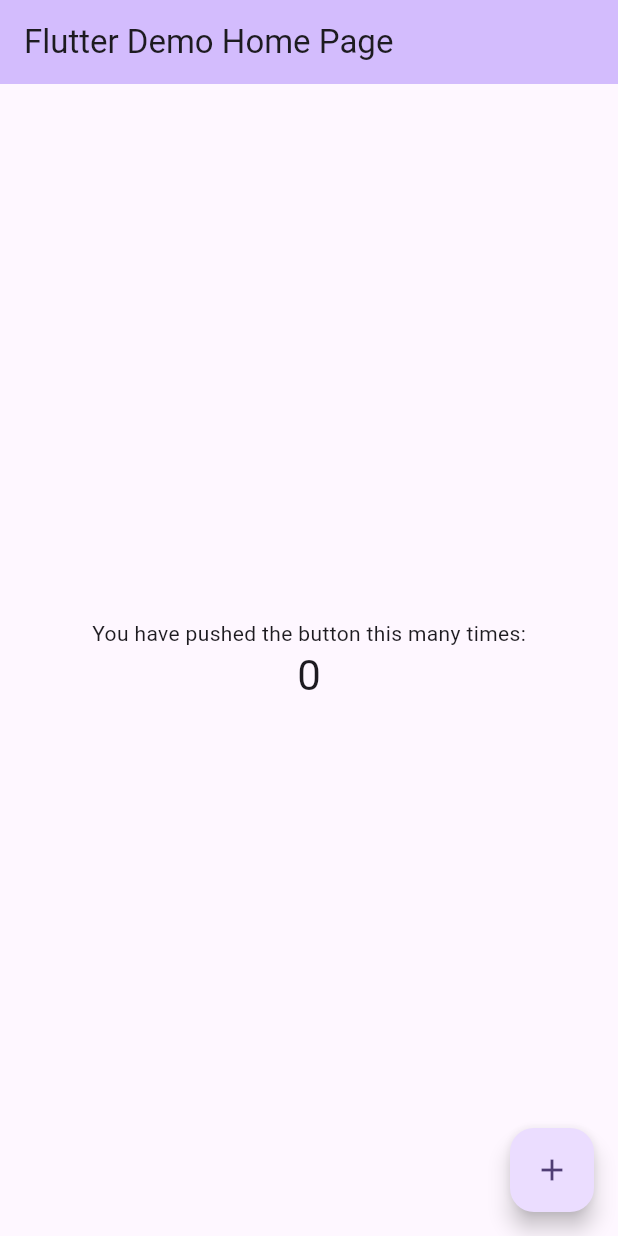
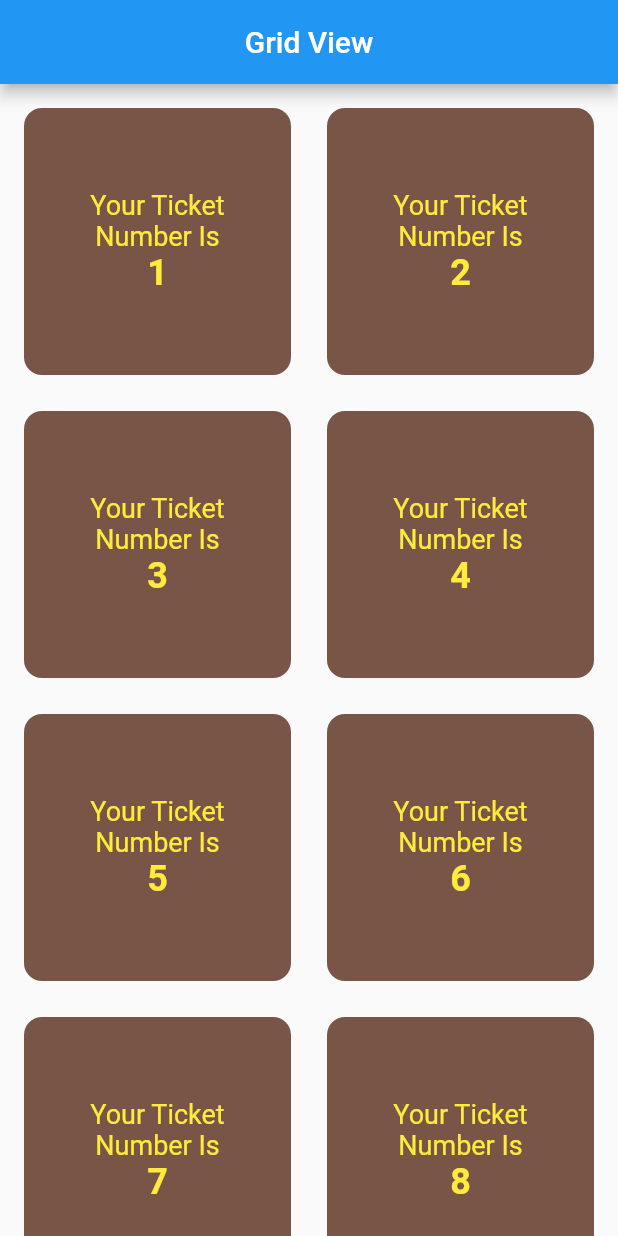
Before and after one commit to EbramWagdy1/Flutter_Tasks, a Flutter app: the screen it shows after launch, on a phone screen of 412 x 824 dp. Run offline on Flutter 3.47's test engine with Material 3 defaults, Android fonts, the phone set to English and light mode, and no system bars.

Commit message:
Update file

```diff
--- a/screen25/lib/main.dart
+++ b/screen25/lib/main.dart
@@ -1,121 +1,76 @@
 import 'package:flutter/material.dart';
-
 void main() {
   runApp(const MyApp());
 }
-
 class MyApp extends StatelessWidget {
   const MyApp({super.key});
-
-  // This widget is the root of your application.
   @override
   Widget build(BuildContext context) {
     return MaterialApp(
+      debugShowCheckedModeBanner: false,
       title: 'Flutter Demo',
       theme: ThemeData(
-        // This is the theme of your application.
-        //
-        // TRY THIS: Try running your application with "flutter run". You'll see
-        // the application has a purple toolbar. Then, without quitting the app,
-        // try changing the seedColor in the colorScheme below to Colors.green
-        // and then invoke "hot reload" (save your changes or press the "hot
-        // reload" button in a Flutter-supported IDE, or press "r" if you used
-        // the command line to start the app).
-        //
-        // Notice that the counter didn't reset back to zero; the application
-        // state is not lost during the reload. To reset the state, use hot
-        // restart instead.
-        //
-        // This works for code too, not just values: Most code changes can be
-        // tested with just a hot reload.
-        colorScheme: .fromSeed(seedColor: Colors.deepPurple),
+        primarySwatch: Colors.blue,
+        useMaterial3: false,
       ),
-      home: const MyHomePage(title: 'Flutter Demo Home Page'),
+      home:Gridviewcustom(),
     );
   }
 }
 
-class MyHomePage extends StatefulWidget {
-  const MyHomePage({super.key, required this.title});
-
-  // This widget is the home page of your application. It is stateful, meaning
-  // that it has a State object (defined below) that contains fields that affect
-  // how it looks.
-
-  // This class is the configuration for the state. It holds the values (in this
-  // case the title) provided by the parent (in this case the App widget) and
-  // used by the build method of the State. Fields in a Widget subclass are
-  // always marked "final".
-
-  final String title;
-
-  @override
-  State<MyHomePage> createState() => _MyHomePageState();
-}
-
-class _MyHomePageState extends State<MyHomePage> {
-  int _counter = 0;
-
-  void _incrementCounter() {
-    setState(() {
-      // This call to setState tells the Flutter framework that something has
-      // changed in this State, which causes it to rerun the build method below
-      // so that the display can reflect the updated values. If we changed
-      // _counter without calling setState(), then the build method would not be
-      // called again, and so nothing would appear to happen.
-      _counter++;
-    });
-  }
+class Gridviewcustom extends StatelessWidget {
+  const Gridviewcustom({super.key});
 
   @override
   Widget build(BuildContext context) {
-    // This method is rerun every time setState is called, for instance as done
-    // by the _incrementCounter method above.
-    //
-    // The Flutter framework has been optimized to make rerunning build methods
-    // fast, so that you can just rebuild anything that needs updating rather
-    // than having to individually change instances of widgets.
     return Scaffold(
       appBar: AppBar(
-        // TRY THIS: Try changing the color here to a specific color (to
-        // Colors.amber, perhaps?) and trigger a hot reload to see the AppBar
-        // change color while the other colors stay the same.
-        backgroundColor: Theme.of(context).colorScheme.inversePrimary,
-        // Here we take the value from the MyHomePage object that was created by
-        // the App.build method, and use it to set our appbar title.
-        title: Text(widget.title),
+        backgroundColor: Colors.blue,
+        title: Text(
+          'Grid View',
+          style: TextStyle(color: Colors.white),
         ),
-      body: Center(
-        // Center is a layout widget. It takes a single child and positions it
-        // in the middle of the parent.
+        centerTitle: true,
+      ),
+      body: GridView.builder(
+        gridDelegate:SliverGridDelegateWithFixedCrossAxisCount(
+          crossAxisCount: 2,
+          crossAxisSpacing: 8.0,
+          mainAxisSpacing: 8.0,
+        ),
+        padding: EdgeInsets.all(8.0),
+        itemBuilder: (context, i) {
+          final ticketNumber = i + 1;
+          return Container(
+            height: 200 ,
+            width: 200,
+            margin: EdgeInsets.all(8.0),
+            decoration: BoxDecoration(
+              borderRadius: BorderRadius.circular(12.0),
+              color: Colors.brown,
+            ),
+            child: Center(
               child: Column(
-          // Column is also a layout widget. It takes a list of children and
-          // arranges them vertically. By default, it sizes itself to fit its
-          // children horizontally, and tries to be as tall as its parent.
-          //
-          // Column has various properties to control how it sizes itself and
-          // how it positions its children. Here we use mainAxisAlignment to
-          // center the children vertically; the main axis here is the vertical
-          // axis because Columns are vertical (the cross axis would be
-          // horizontal).
-          //
-          // TRY THIS: Invoke "debug painting" (choose the "Toggle Debug Paint"
-          // action in the IDE, or press "p" in the console), to see the
-          // wireframe for each widget.
-          mainAxisAlignment: .center,
+                mainAxisAlignment: MainAxisAlignment.center,
                 children: [
-            const Text('You have pushed the button this many times:'),
                   Text(
-              '$_counter',
-              style: Theme.of(context).textTheme.headlineMedium,
+                    'Your Ticket',
+                    style: TextStyle(color: Colors.yellow, fontSize: 18),
+                  ),
+                  Text(
+                    'Number Is',
+                    style: TextStyle(color: Colors.yellow, fontSize: 18),
+                  ),
+                  Text(
+                    '$ticketNumber',
+                    style: TextStyle(color: Colors.yellow, fontSize: 24, fontWeight: FontWeight.bold),
                   ),
                 ],
               ),
             ),
-      floatingActionButton: FloatingActionButton(
-        onPressed: _incrementCounter,
-        tooltip: 'Increment',
-        child: const Icon(Icons.add),
+          );
+        },
+        itemCount: 30,
       ),
     );
   }
--- a/screen27/lib/main.dart
+++ /dev/null
@@ -1,122 +0,0 @@
-import 'package:flutter/material.dart';
-
-void main() {
-  runApp(const MyApp());
-}
-
-class MyApp extends StatelessWidget {
-  const MyApp({super.key});
-
-  // This widget is the root of your application.
-  @override
-  Widget build(BuildContext context) {
-    return MaterialApp(
-      title: 'Flutter Demo',
-      theme: ThemeData(
-        // This is the theme of your application.
-        //
-        // TRY THIS: Try running your application with "flutter run". You'll see
-        // the application has a purple toolbar. Then, without quitting the app,
-        // try changing the seedColor in the colorScheme below to Colors.green
-        // and then invoke "hot reload" (save your changes or press the "hot
-        // reload" button in a Flutter-supported IDE, or press "r" if you used
-        // the command line to start the app).
-        //
-        // Notice that the counter didn't reset back to zero; the application
-        // state is not lost during the reload. To reset the state, use hot
-        // restart instead.
-        //
-        // This works for code too, not just values: Most code changes can be
-        // tested with just a hot reload.
-        colorScheme: .fromSeed(seedColor: Colors.deepPurple),
-      ),
-      home: const MyHomePage(title: 'Flutter Demo Home Page'),
-    );
-  }
-}
-
-class MyHomePage extends StatefulWidget {
-  const MyHomePage({super.key, required this.title});
-
-  // This widget is the home page of your application. It is stateful, meaning
-  // that it has a State object (defined below) that contains fields that affect
-  // how it looks.
-
-  // This class is the configuration for the state. It holds the values (in this
-  // case the title) provided by the parent (in this case the App widget) and
-  // used by the build method of the State. Fields in a Widget subclass are
-  // always marked "final".
-
-  final String title;
-
-  @override
-  State<MyHomePage> createState() => _MyHomePageState();
-}
-
-class _MyHomePageState extends State<MyHomePage> {
-  int _counter = 0;
-
-  void _incrementCounter() {
-    setState(() {
-      // This call to setState tells the Flutter framework that something has
-      // changed in this State, which causes it to rerun the build method below
-      // so that the display can reflect the updated values. If we changed
-      // _counter without calling setState(), then the build method would not be
-      // called again, and so nothing would appear to happen.
-      _counter++;
-    });
-  }
-
-  @override
-  Widget build(BuildContext context) {
-    // This method is rerun every time setState is called, for instance as done
-    // by the _incrementCounter method above.
-    //
-    // The Flutter framework has been optimized to make rerunning build methods
-    // fast, so that you can just rebuild anything that needs updating rather
-    // than having to individually change instances of widgets.
-    return Scaffold(
-      appBar: AppBar(
-        // TRY THIS: Try changing the color here to a specific color (to
-        // Colors.amber, perhaps?) and trigger a hot reload to see the AppBar
-        // change color while the other colors stay the same.
-        backgroundColor: Theme.of(context).colorScheme.inversePrimary,
-        // Here we take the value from the MyHomePage object that was created by
-        // the App.build method, and use it to set our appbar title.
-        title: Text(widget.title),
-      ),
-      body: Center(
-        // Center is a layout widget. It takes a single child and positions it
-        // in the middle of the parent.
-        child: Column(
-          // Column is also a layout widget. It takes a list of children and
-          // arranges them vertically. By default, it sizes itself to fit its
-          // children horizontally, and tries to be as tall as its parent.
-          //
-          // Column has various properties to control how it sizes itself and
-          // how it positions its children. Here we use mainAxisAlignment to
-          // center the children vertically; the main axis here is the vertical
-          // axis because Columns are vertical (the cross axis would be
-          // horizontal).
-          //
-          // TRY THIS: Invoke "debug painting" (choose the "Toggle Debug Paint"
-          // action in the IDE, or press "p" in the console), to see the
-          // wireframe for each widget.
-          mainAxisAlignment: .center,
-          children: [
-            const Text('You have pushed the button this many times:'),
-            Text(
-              '$_counter',
-              style: Theme.of(context).textTheme.headlineMedium,
-            ),
-          ],
-        ),
-      ),
-      floatingActionButton: FloatingActionButton(
-        onPressed: _incrementCounter,
-        tooltip: 'Increment',
-        child: const Icon(Icons.add),
-      ),
-    );
-  }
-}
```
Also changed, not shown: screen26/lib/main.dart (+57 -97 lines), 1 other file. Lines whose indentation alone changed are shown as unchanged.
